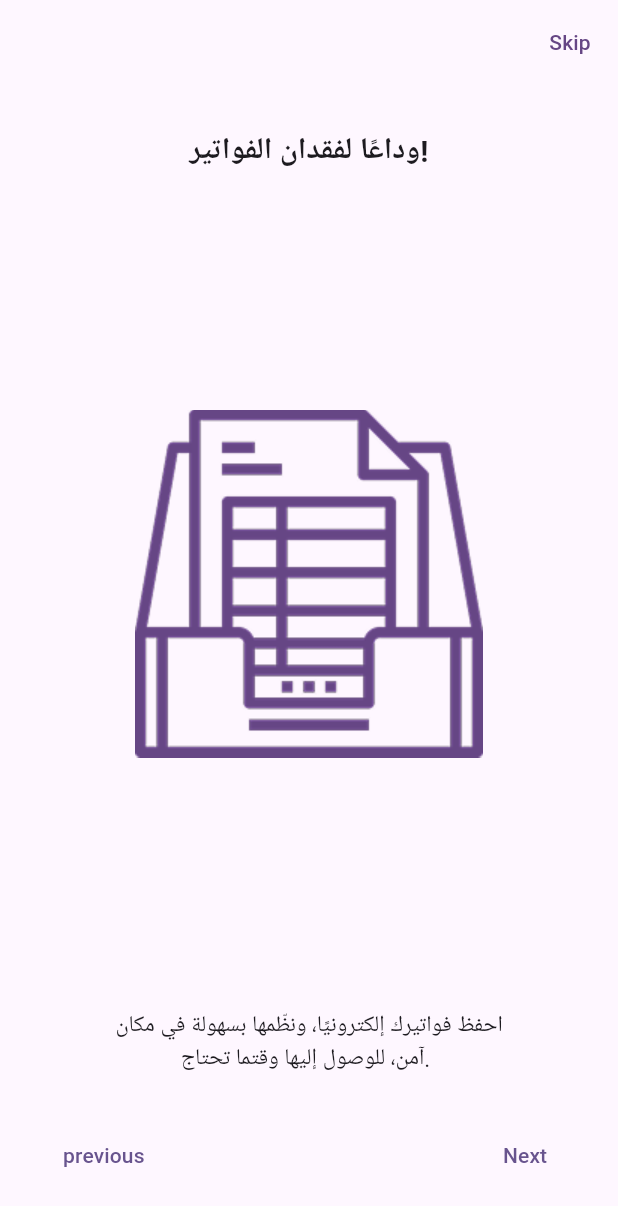
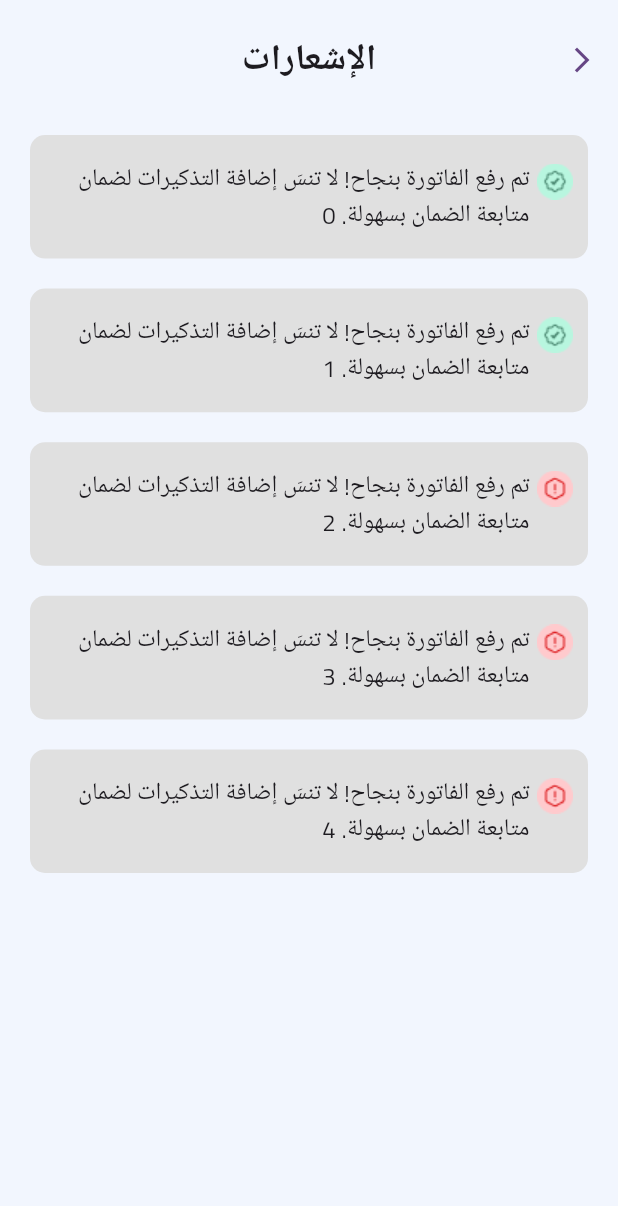
Before and after one commit to MohamedHussein21/ehfaz_damank, a Flutter app: the screen it shows after launch, on a phone screen of 412 x 824 dp. Shown: the top 1206 px of the screen. Run offline on Flutter 3.47's test engine with Material 3 defaults, Android fonts, the phone set to English and light mode, and no system bars; our stand-ins replace bloc, dio, easy_localization, equatable, flutter_bloc, fluttertoast and 1 more.

Commit message:
add notification

```diff
--- a/lib/core/utils/constant.dart
+++ b/lib/core/utils/constant.dart
@@ -5,6 +5,7 @@ import '../helper/cash_helper.dart';
 import 'color_mange.dart';
 
 enum ToastStates { success, error, warning }
+
 class Constants {
   static void navigateTo(context, widget) => Navigator.push(
         context,
@@ -41,9 +42,6 @@ class Constants {
         fontSize: 16.0,
       );
 
-
-
-
   static Color chooseToastColor(ToastStates state) {
     Color color;
 
@@ -61,7 +59,35 @@ static Color chooseToastColor(ToastStates state) {
 
     return color;
   }
- static AppBar gradientAppBar({String? txt,}) {
+
+  static AppBar defaultAppBar(
+    BuildContext context, {
+    String? txt,
+  }) {
+    return AppBar(
+      title: Text(
+        txt!,
+        style: Theme.of(context)
+            .textTheme
+            .headlineSmall!
+            .copyWith(fontWeight: FontWeight.w600),
+      ),
+      toolbarHeight: 80,
+      actions: [
+        IconButton(
+          icon: Icon(
+            Icons.arrow_forward_ios_outlined,
+            size: 20,
+          ),
+          onPressed: () {},
+        )
+      ],
+    );
+  }
+
+  static AppBar gradientAppBar({
+    String? txt,
+  }) {
     return AppBar(
       title: Text(
         txt!,
@@ -87,6 +113,7 @@ static Color chooseToastColor(ToastStates state) {
   static const String baseUrl = '';
 }
 
-const defaultImage = 'https://img.freepik.com/free-vector/businessman-character-avatar-isolated_24877-60111.jpg?t=st=1650642518~exp=1650643118~hmac=0b7b8e50b2226fc9d468e5746126dab422b68123c63261be18e8cf420ebc2725&w=740';
+const defaultImage =
+    'https://img.freepik.com/free-vector/businessman-character-avatar-isolated_24877-60111.jpg?t=st=1650642518~exp=1650643118~hmac=0b7b8e50b2226fc9d468e5746126dab422b68123c63261be18e8cf420ebc2725&w=740';
 
 String? uId = CashHelper.getData(key: 'uId');
--- /dev/null
+++ b/lib/core/utils/icons_assets.dart
@@ -0,0 +1,6 @@
+const String iconsPath = 'assets/icons';
+
+class IconsAssets {
+  static String notificationDone = '$iconsPath/notification_done.png';
+  static String notificationNotDone = '$iconsPath/notification_not_done.png';
+}
--- /dev/null
+++ b/lib/features/notification/presentation/notification_screen.dart
@@ -0,0 +1,52 @@
+import 'package:ahfaz_damanak/core/utils/color_mange.dart';
+import 'package:ahfaz_damanak/core/utils/constant.dart';
+import 'package:ahfaz_damanak/core/utils/icons_assets.dart';
+import 'package:flutter/material.dart';
+
+class NotificationScreen extends StatelessWidget {
+  const NotificationScreen({super.key});
+
+  @override
+  Widget build(BuildContext context) {
+    var mediaQuery = MediaQuery.sizeOf(context);
+    return Scaffold(
+      appBar: Constants.defaultAppBar(context, txt: 'الإشعارات'),
+      body: ListView.builder(
+        itemCount: 5,
+        itemBuilder: (context, index) => Container(
+          margin: EdgeInsets.symmetric(horizontal: 20, vertical: 10),
+          height: mediaQuery.height * 0.1,
+          decoration: BoxDecoration(
+              borderRadius: BorderRadius.circular(10),
+              color: Colors.grey[300]), //color
+          padding: const EdgeInsets.all(10.0),
+          width: double.infinity,
+          child: Row(
+            mainAxisAlignment: MainAxisAlignment.spaceBetween,
+            spacing: 5,
+            children: [
+              Flexible(
+                child: Text(
+                  'تم رفع الفاتورة بنجاح! لا تنسَ إضافة التذكيرات لضمان متابعة الضمان بسهولة. $index',
+                  style: Theme.of(context).textTheme.bodyLarge,
+                  // overflow: TextOverflow.fade,
+                  textAlign: TextAlign.right,
+                  maxLines: 2,
+                ),
+              ),
+              Padding(
+                padding: const EdgeInsets.symmetric(vertical: 9),
+                child: Align(
+                  alignment: Alignment.topCenter,
+                  child: index < 2
+                      ? Image.asset(IconsAssets.notificationDone)
+                      : Image.asset(IconsAssets.notificationNotDone),
+                ),
+              )
+            ],
+          ),
+        ),
+      ),
+    );
+  }
+}
--- a/lib/main.dart
+++ b/lib/main.dart
@@ -1,3 +1,5 @@
+import 'package:ahfaz_damanak/config/themes/app_theme.dart';
+import 'package:ahfaz_damanak/features/notification/presentation/notification_screen.dart';
 import 'package:ahfaz_damanak/features/splach/splach_screen.dart';
 import 'package:easy_localization/easy_localization.dart';
 import 'package:flutter/material.dart';
@@ -35,11 +37,8 @@ class MyApp extends StatelessWidget {
         locale: context.locale,
         debugShowCheckedModeBanner: false,
         title: 'Ehfaz Damanak',
-      theme: ThemeData(
-        colorScheme: ColorScheme.fromSeed(seedColor: Colors.deepPurple),
-        useMaterial3: true,
-      ),
-      home: SplashScreen(),
+        theme: appTheme(),
+        home: NotificationScreen() //SplashScreen(),
         );
   }
 }
--- a/pubspec.yaml
+++ b/pubspec.yaml
@@ -57,6 +57,7 @@ flutter:
   assets:
     - assets/images/
     - assets/lang/
+    - assets/icons/
 
   # An image asset can refer to one or more resolution-specific "variants", see
   # https://flutter.dev/to/resolution-aware-images
```
Also changed, not shown: assets/icons/notification_done.png (added), assets/icons/notification_not_done.png (added), pubspec.lock, 126 other files. Lines whose indentation alone changed are shown as unchanged.
